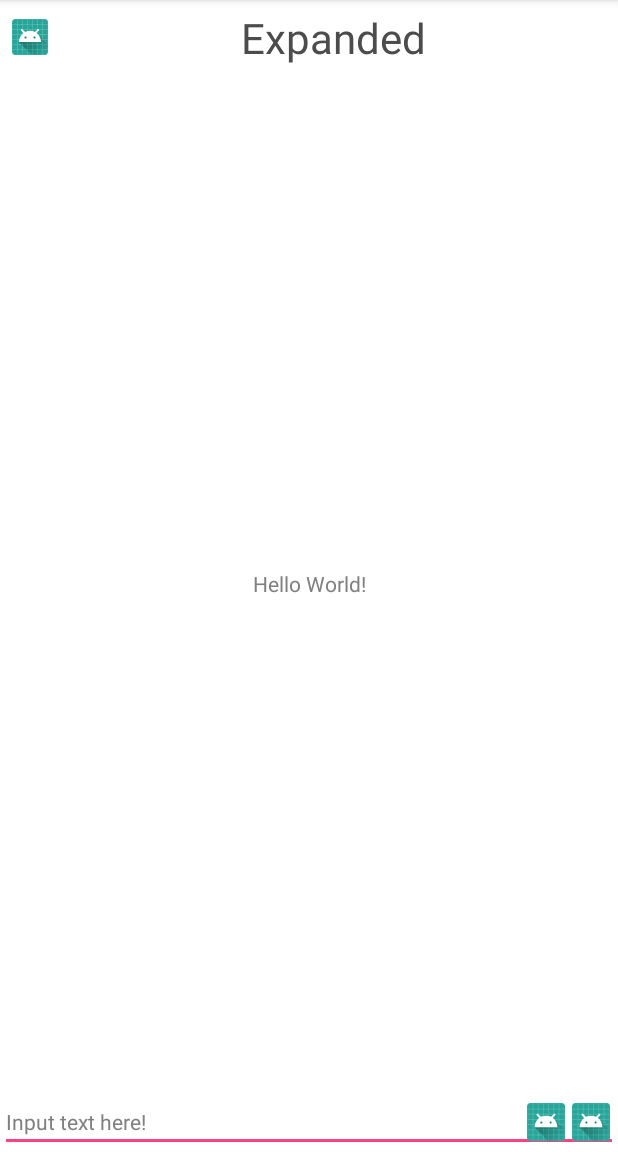
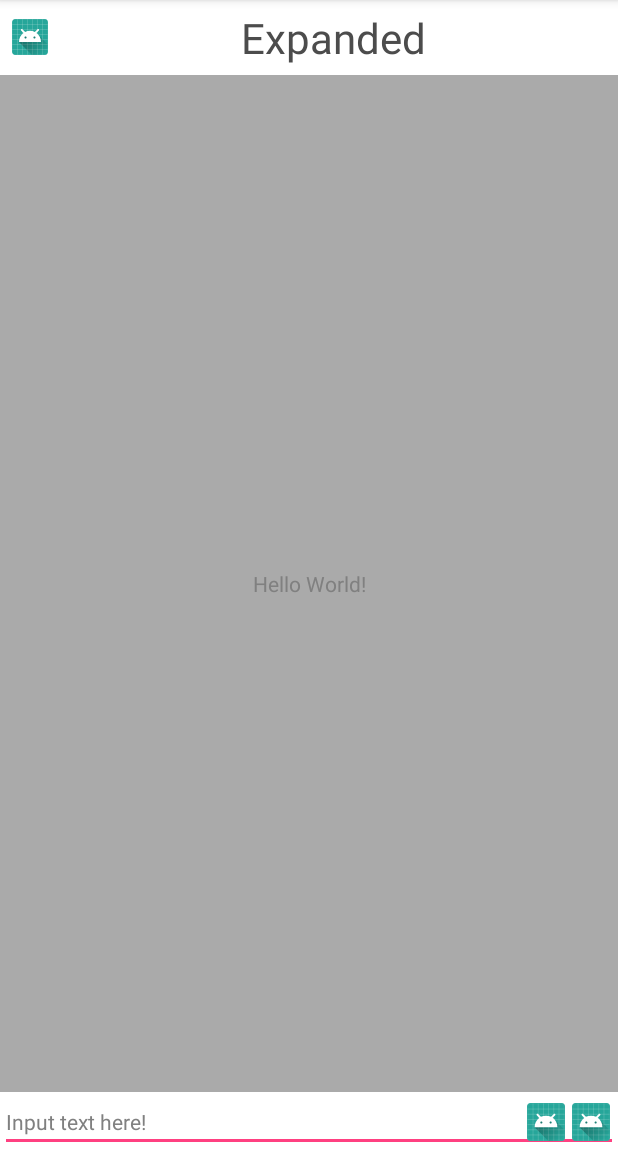
Before and after one commit to arkenous/LockableBottomSheetBehaviorSample, an Android app: the screen it shows after launch (MainActivity), after a tap on an icon or button, on a phone screen of 412 x 824 dp, the part 84-1236 px from its top. Run offline under Robolectric (Android 15) with nearby library versions, the phone set to English and light mode, and no system bars; our stand-ins replace data binding.

Commit message:
Modify layout: add marginBottom to main content area, set bottomsheet background color to gray

```diff
--- a/app/src/main/res/layout/activity_main.xml
+++ b/app/src/main/res/layout/activity_main.xml
@@ -15,7 +15,8 @@
     <RelativeLayout
       android:id="@+id/contents_root_layout"
       android:layout_width="match_parent"
-      android:layout_height="match_parent">
+      android:layout_height="match_parent"
+      android:layout_marginBottom="50dp">
 
       <TextView
         android:layout_width="match_parent"
@@ -79,7 +80,8 @@
         android:layout_height="wrap_content"
         android:layout_below="@id/bottom_sheet_behavior_bar_root_layout"
         android:layout_above="@id/bottom_sheet_behavior_edit_text_root_layout"
-        android:orientation="vertical">
+        android:orientation="vertical"
+        android:background="@android:color/darker_gray">
 
         <TextView
           android:layout_width="match_parent"
```
